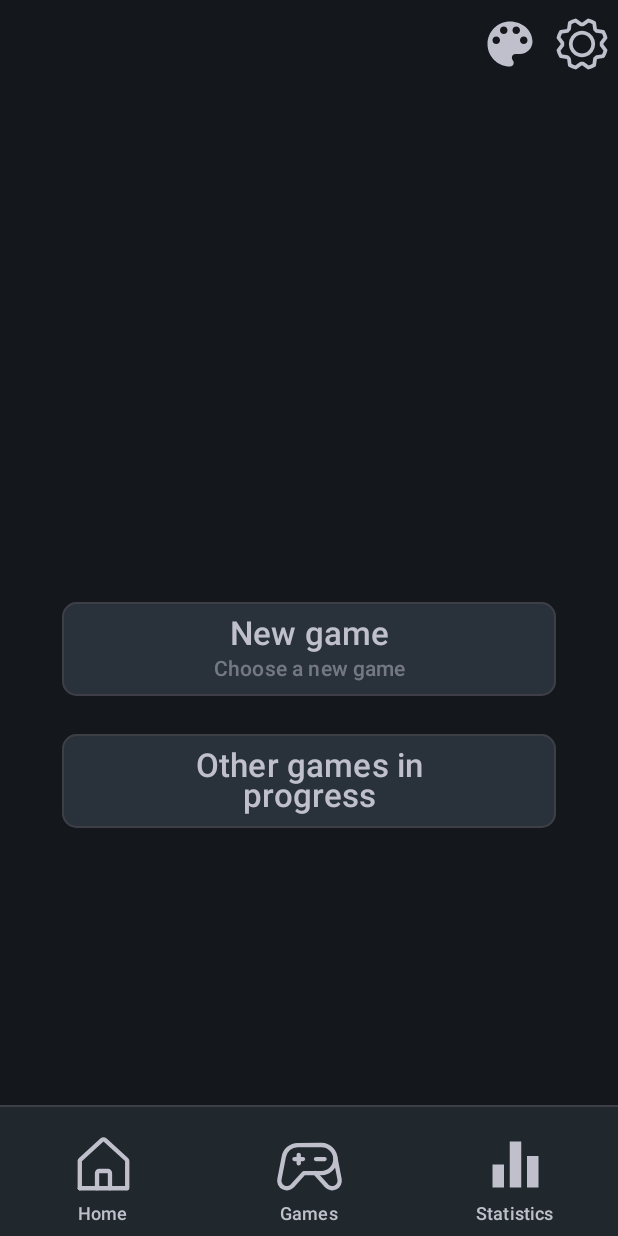
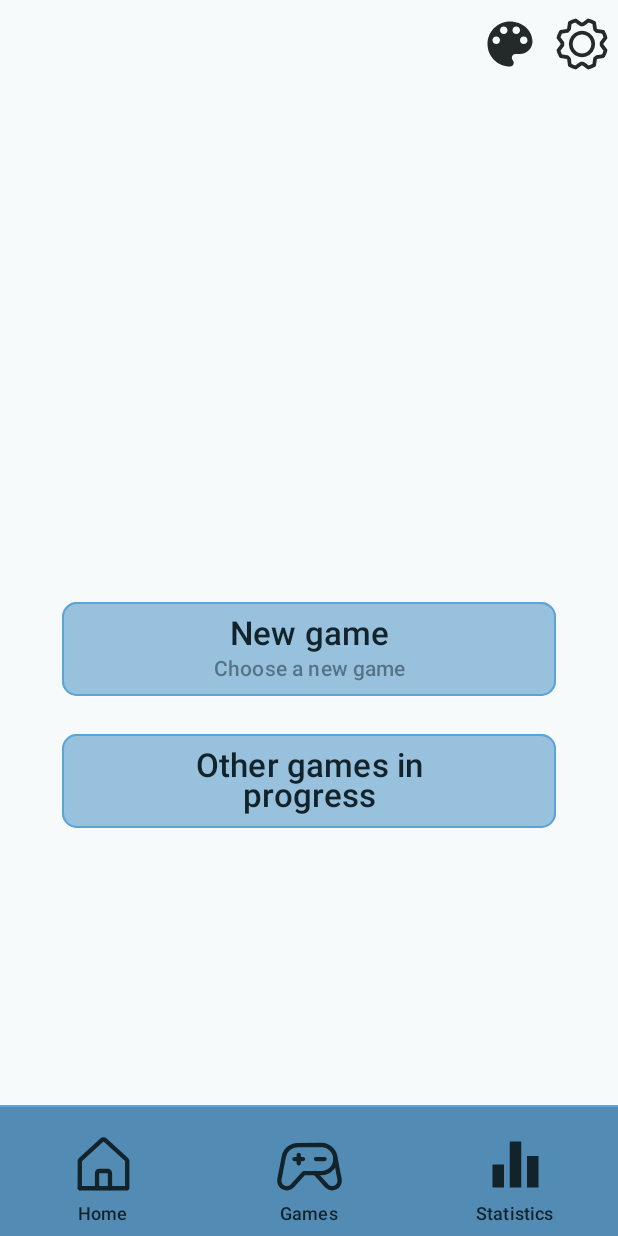
Before and after one commit to Ahydul/logic-games, an Android app built with Jetpack Compose: the screen it shows after launch (MainActivity), on a phone screen of 412 x 824 dp. Run offline under Robolectric (Android 15) with nearby library versions, the phone set to English and light mode, and no system bars; our stand-ins replace Room's generated code; 1 statement that could not run was skipped.

Commit message:
Update visuals

```diff
--- a/app/src/main/java/com/example/tfg/ui/components/activegame/Cell.kt
+++ b/app/src/main/java/com/example/tfg/ui/components/activegame/Cell.kt
@@ -33,7 +33,7 @@ fun Cell(viewModel: ActiveGameViewModel, coordinate: Coordinate) {
     val dividersToDraw = remember { viewModel.dividersToDraw(coordinate) }
 
     val borderColor = colorResource(id = R.color.section_border)
-    val gridColor = MaterialTheme.colorScheme.background
+    val gridColor = MaterialTheme.colorScheme.outlineVariant
     val noteColor = colorResource(id = R.color.note_color)
     val selectionColor = colorResource(id = R.color.selection_color)
     val backgroundColor = if (cell.backgroundColor == 0) MaterialTheme.colorScheme.secondary
--- a/app/src/main/java/com/example/tfg/ui/components/common/CustomPopup.kt
+++ b/app/src/main/java/com/example/tfg/ui/components/common/CustomPopup.kt
@@ -89,7 +89,7 @@ fun CustomPopup(
     modifier: Modifier = Modifier,
     expandedStates: MutableTransitionState<Boolean>,
     onDismissRequest: (() -> Unit) = { expandedStates.targetState = false },
-    backgroundColor: Color = MaterialTheme.colorScheme.background,
+    backgroundColor: Color = MaterialTheme.colorScheme.surfaceVariant,
     borderColor: Color = MaterialTheme.colorScheme.outline,
     offset: IntOffset = IntOffset(0,0),
     startScale: Float = 0.8f,
@@ -180,12 +180,13 @@ fun DropdownMenuButton(
     text: String
 ) {
     CustomButton(
+        color = Color.Transparent,
         onClick = onClick,
     ) {
         Text(
             text = text,
             fontSize = 15.sp,
-            color = color
+            color = color,
         )
     }
 }
--- a/app/src/main/java/com/example/tfg/ui/components/common/Headers.kt
+++ b/app/src/main/java/com/example/tfg/ui/components/common/Headers.kt
@@ -41,6 +41,7 @@ fun MainHeader(modifier: Modifier = Modifier) {
         CustomIconButton(
             onClick = { /*TODO: Configuration menu*/ },
             painter =  painterResource(id = R.drawable.gear),
+            iconColor = MaterialTheme.colorScheme.onBackground,
             contentDescription = "Click me for menu",
         )
     }
--- a/app/src/main/java/com/example/tfg/ui/components/common/PopupMenu.kt
+++ b/app/src/main/java/com/example/tfg/ui/components/common/PopupMenu.kt
@@ -20,6 +20,7 @@ import androidx.compose.foundation.layout.width
 import androidx.compose.foundation.rememberScrollState
 import androidx.compose.foundation.shape.CircleShape
 import androidx.compose.foundation.verticalScroll
+import androidx.compose.material3.MaterialTheme
 import androidx.compose.material3.Surface
 import androidx.compose.runtime.Composable
 import androidx.compose.runtime.MutableState
@@ -100,6 +101,7 @@ fun PopupMenu(
             CustomIconButton(
                 onClick = { expandedStates.targetState = !expandedStates.targetState },
                 painter =  painterResource(id = R.drawable.baseline_color_lens_24),
+                iconColor = MaterialTheme.colorScheme.onBackground,
                 contentDescription = "Click me for menu",
                 modifier = it
             )
--- a/app/src/main/java/com/example/tfg/ui/theme/Theme.kt
+++ b/app/src/main/java/com/example/tfg/ui/theme/Theme.kt
@@ -1,39 +1,23 @@
 package com.example.tfg.ui.theme
 
 import android.app.Activity
-import android.os.Build
 import androidx.compose.foundation.isSystemInDarkTheme
 import androidx.compose.material3.MaterialTheme
 import androidx.compose.material3.darkColorScheme
-import androidx.compose.material3.dynamicDarkColorScheme
-import androidx.compose.material3.dynamicLightColorScheme
 import androidx.compose.material3.lightColorScheme
 import androidx.compose.runtime.Composable
 import androidx.compose.runtime.SideEffect
 import androidx.compose.ui.graphics.Color
 import androidx.compose.ui.graphics.toArgb
-import androidx.compose.ui.platform.LocalContext
 import androidx.compose.ui.platform.LocalView
 import androidx.core.view.WindowCompat
 
 private val DarkColorScheme = darkColorScheme(
     primary = Color(0xFF20272D),
     secondary = Color(0xFF29313A),
+    tertiary = Color(0xFF3F6AA3),
     background = Color(0xFF14181C),
-    outline = Color(0xFF3E3E46),
-    error = Color(0xFF890A0A),
-    outlineVariant = Color(0xFF000000),
-    //Text
-    onPrimary = Color(0xFFBFC0CB),
-    onSecondary = Color(0xFFBFC0CB),
-    onBackground = Color(0xFFBFC0CB),
-
-)
-
-private val LightColorScheme = lightColorScheme(
-    primary = Color(0xFF20272D),
-    secondary = Color(0xFF29313A),
-    background = Color(0xFF14181C),
+    surfaceVariant = Color(0xFF14181C),
     outline = Color(0xFF3E3E46),
     error = Color(0xFF890A0A),
     outlineVariant = Color(0xFF000000),
@@ -43,19 +27,27 @@ private val LightColorScheme = lightColorScheme(
     onBackground = Color(0xFFBFC0CB),
 )
 
+private val LightColorScheme = lightColorScheme(
+    primary = Color(0xFF528bb3),
+    secondary = Color(0xFF98c1dd),
+    tertiary = Color(0xFFD2E3E7),
+    background = Color(0xFFf6fafb),
+    surfaceVariant = Color(0xFFDDF2FF),
+    outline = Color(0xFF5ba4d8),
+    error = Color(0xFF890A0A),
+    outlineVariant = Color(0xFF49596A),
+    //Text
+    onPrimary = Color(0xFF12232B),
+    onSecondary = Color(0xFF060c0f),
+    onBackground = Color(0xFF242A2A),
+)
+
 @Composable
 fun TFGTheme(
     darkTheme: Boolean = isSystemInDarkTheme(),
-    // Dynamic color is available on Android 12+
-    dynamicColor: Boolean = false,
     content: @Composable () -> Unit
 ) {
     val colorScheme = when {
-        dynamicColor && Build.VERSION.SDK_INT >= Build.VERSION_CODES.S -> {
-            val context = LocalContext.current
-            if (darkTheme) dynamicDarkColorScheme(context) else dynamicLightColorScheme(context)
-        }
-
         darkTheme -> DarkColorScheme
         else -> LightColorScheme
     }
```
Also changed, not shown: app/src/main/java/com/example/tfg/ActiveGame.kt (+0 -10 lines), app/src/main/java/com/example/tfg/ui/components/activegame/Top.kt (+10 -2 lines), app/src/main/java/com/example/tfg/ui/components/common/Action.kt (+22 -18 lines), app/src/main/java/com/example/tfg/ui/components/mainactivity/StatsScreen.kt (+14 -8 lines).
